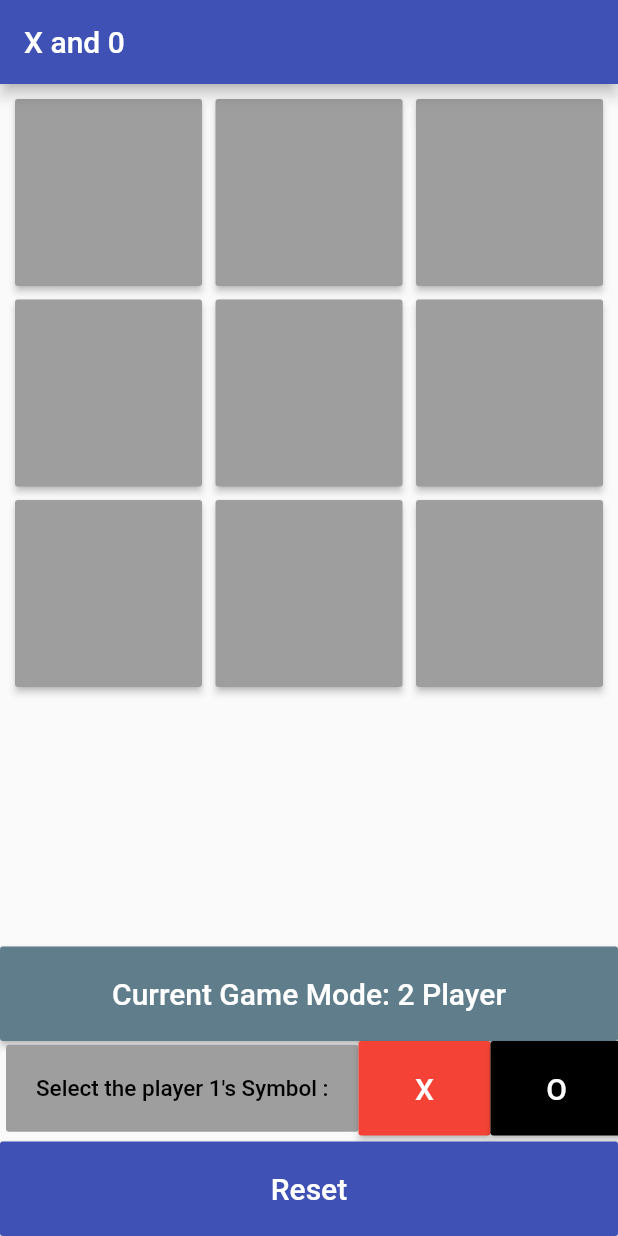
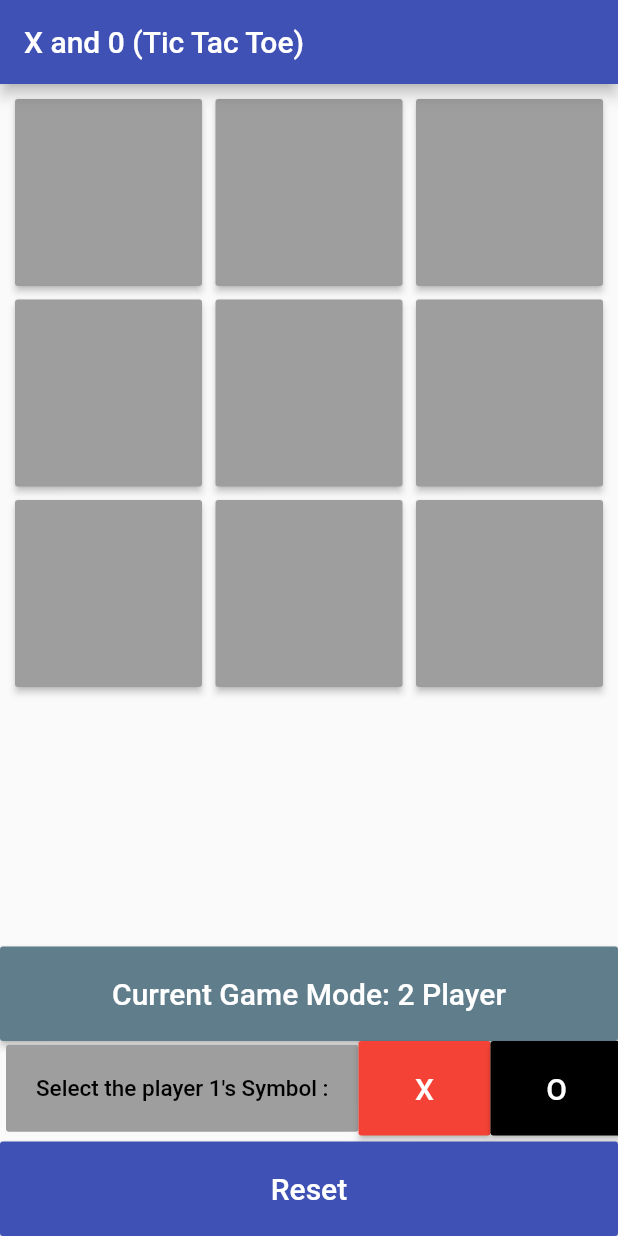
Before and after one commit to parthg48/tictactoe_flutter, a Flutter app: the screen it shows after launch, on a phone screen of 412 x 824 dp. Run offline on Flutter 3.47's test engine with Material 2 defaults, Android fonts, the phone set to English and light mode, and no system bars.

Commit message:
title change (ignore)

```diff
--- a/lib/homepage.dart
+++ b/lib/homepage.dart
@@ -193,7 +193,7 @@ class _HomePageState extends State<HomePage> {
     return new Scaffold(
         appBar: new AppBar(
           title: new Text(
-            "X and 0",
+            "X and 0 (Tic Tac Toe)",
           ),
         ),
         body: new Column(
```
